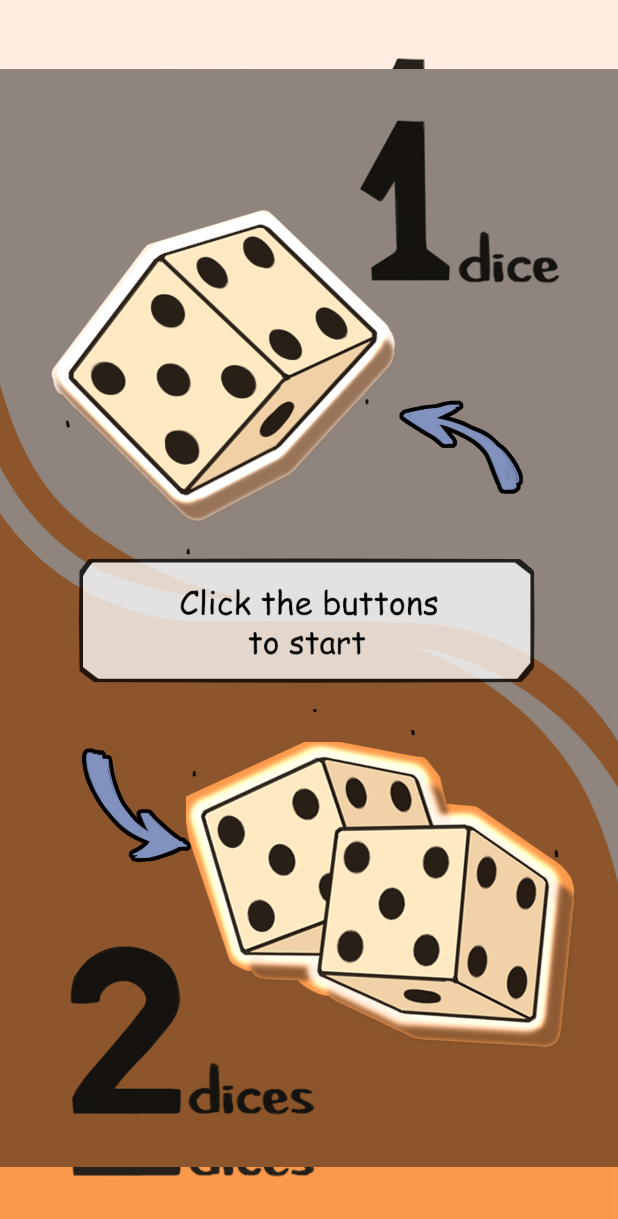
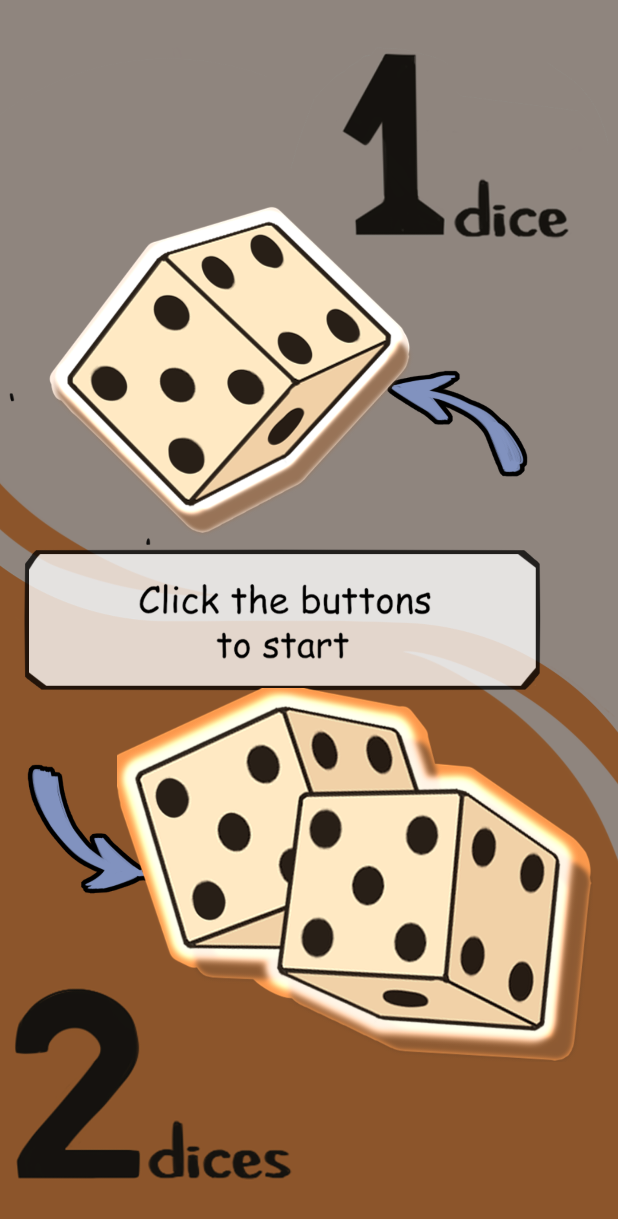
Before and after one commit to MDAsDEV/Kubiks, an Android app: the screen it shows after launch (MainActivity), on a phone screen of 412 x 824 dp. Shown: the top 1219 px of the screen. Run offline under Robolectric (Android 15) with nearby library versions, the phone set to English and light mode, and no system bars.

Commit message:
New Animation (Scale Format)

```diff
--- a/app/src/main/res/layout/activity_main.xml
+++ b/app/src/main/res/layout/activity_main.xml
@@ -9,34 +9,37 @@
 
     <ImageView
         android:id="@+id/imageView3"
+        android:layout_width="537dp"
+        android:layout_height="829dp"
         android:alpha="1"
-        android:layout_width="match_parent"
-        android:layout_height="match_parent"
-        tools:layout_editor_absoluteX="0dp"
-        tools:layout_editor_absoluteY="0dp"
-        app:srcCompat="@drawable/start_phone"
-        android:contentDescription="@string/startimg" />
+        app:layout_constraintBottom_toBottomOf="parent"
+        app:layout_constraintEnd_toEndOf="parent"
+        app:layout_constraintHorizontal_bias="0.634"
+        app:layout_constraintStart_toStartOf="parent"
+        app:layout_constraintTop_toTopOf="parent"
+        app:layout_constraintVertical_bias="0.775"
+        app:srcCompat="@drawable/start_phone" />
 
     <ImageButton
         android:id="@+id/one_dice"
-        android:layout_width="233dp"
-        android:layout_height="220dp"
+        android:layout_width="wrap_content"
+        android:layout_height="223dp"
         android:adjustViewBounds="true"
         android:background="@null"
         android:contentDescription="@string/oneone"
         android:scaleType="fitCenter"
         app:layout_constraintBottom_toBottomOf="parent"
         app:layout_constraintEnd_toEndOf="parent"
-        app:layout_constraintHorizontal_bias="0.185"
+        app:layout_constraintHorizontal_bias="0.192"
         app:layout_constraintStart_toStartOf="parent"
         app:layout_constraintTop_toTopOf="parent"
-        app:layout_constraintVertical_bias="0.223"
+        app:layout_constraintVertical_bias="0.226"
         app:srcCompat="@drawable/kubikone" />
 
     <ImageButton
         android:id="@+id/two_dices"
-        android:layout_width="265dp"
-        android:layout_height="204dp"
+        android:layout_width="wrap_content"
+        android:layout_height="249dp"
         android:adjustViewBounds="true"
         android:background="@null"
         android:contentDescription="@string/twotwo"
```
